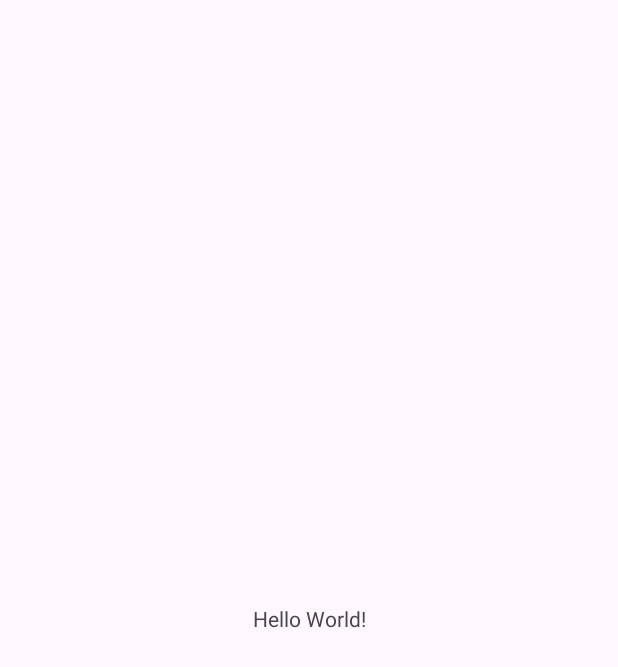
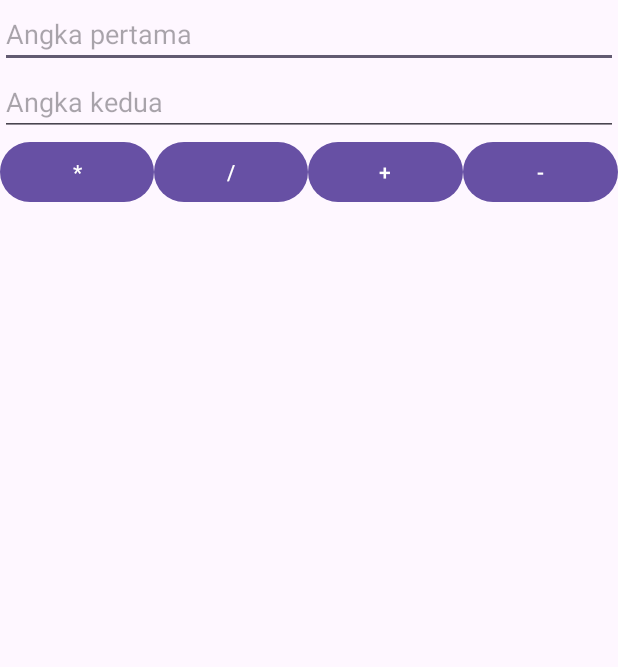
Before and after one commit to evansswork/PABA_LatihanFragment, an Android app: the screen it shows after launch (MainActivity), on a phone screen of 412 x 824 dp. Before the commit the part shown is almost empty. Shown: the top 667 px of the screen. Run offline under Robolectric (Android 15) with nearby library versions, the phone set to English and light mode, and no system bars.

Commit message:
Feat : Layout for Calculator in activity_main.xml

```diff
--- a/app/src/main/res/layout/activity_main.xml
+++ b/app/src/main/res/layout/activity_main.xml
@@ -1,19 +1,64 @@
 <?xml version="1.0" encoding="utf-8"?>
-<androidx.constraintlayout.widget.ConstraintLayout xmlns:android="http://schemas.android.com/apk/res/android"
-    xmlns:app="http://schemas.android.com/apk/res-auto"
-    xmlns:tools="http://schemas.android.com/tools"
+<LinearLayout xmlns:android="http://schemas.android.com/apk/res/android"
     android:id="@+id/main"
     android:layout_width="match_parent"
     android:layout_height="match_parent"
-    tools:context=".MainActivity">
+    android:orientation="vertical">
 
-    <TextView
-        android:layout_width="wrap_content"
+    <EditText
+        android:id="@+id/etAngka1"
+        android:layout_width="match_parent"
         android:layout_height="wrap_content"
-        android:text="Hello World!"
-        app:layout_constraintBottom_toBottomOf="parent"
-        app:layout_constraintEnd_toEndOf="parent"
-        app:layout_constraintStart_toStartOf="parent"
-        app:layout_constraintTop_toTopOf="parent" />
+        android:hint="Angka pertama"
+        android:inputType="numberSigned|numberDecimal" />
 
-</androidx.constraintlayout.widget.ConstraintLayout>
+    <EditText
+        android:id="@+id/etAngka2"
+        android:layout_width="match_parent"
+        android:layout_height="wrap_content"
+        android:hint="Angka kedua"
+        android:inputType="numberSigned|numberDecimal" />
+
+    <LinearLayout
+        android:layout_width="match_parent"
+        android:layout_height="wrap_content"
+        android:orientation="horizontal">
+
+        <Button
+            android:id="@+id/btnKali"
+            android:layout_width="0dp"
+            android:layout_height="wrap_content"
+            android:layout_weight="1"
+            android:text="*" />
+
+        <Button
+            android:id="@+id/btnBagi"
+            android:layout_width="0dp"
+            android:layout_height="wrap_content"
+            android:layout_weight="1"
+            android:text="/" />
+
+        <Button
+            android:id="@+id/btnTambah"
+            android:layout_width="0dp"
+            android:layout_height="wrap_content"
+            android:layout_weight="1"
+            android:text="+" />
+
+        <Button
+            android:id="@+id/btnKurang"
+            android:layout_width="0dp"
+            android:layout_height="wrap_content"
+            android:layout_weight="1"
+            android:text="-" />
+
+    </LinearLayout>
+
+    <androidx.fragment.app.FragmentContainerView
+        android:id="@+id/fragment_container"
+        android:layout_width="match_parent"
+        android:layout_height="0dp"
+        android:layout_weight="1"
+        android:layout_margin="16dp" />
+
+</LinearLayout>
```
